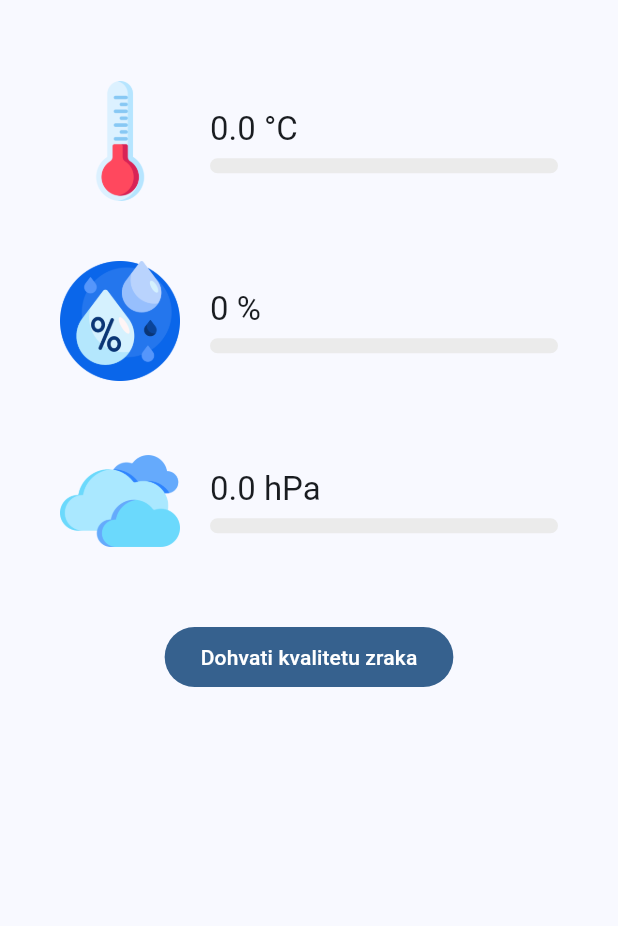
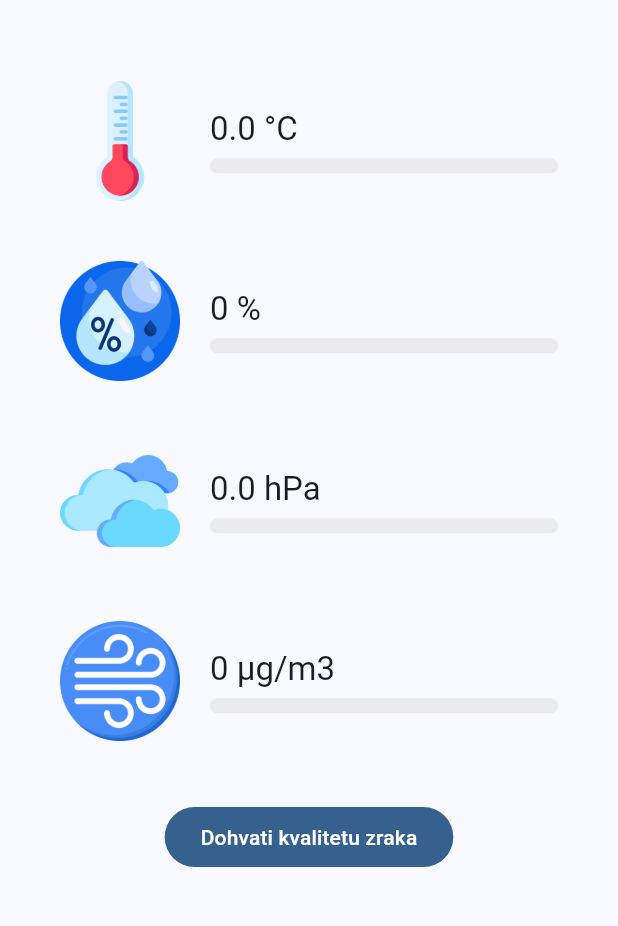
Before and after one commit to jmojzes21/Smart_Home, a Flutter app: the screen it shows after launch, on a phone screen of 412 x 824 dp, the part 63-989 px from its top. Run offline on Flutter 3.47's test engine with Material 3 defaults, Android fonts, the phone set to English and light mode, and no system bars.

Commit message:
Show pm25

```diff
--- a/air_quality_app/lib/logic/vm/home_page_view_model.dart
+++ b/air_quality_app/lib/logic/vm/home_page_view_model.dart
@@ -9,6 +9,7 @@ class HomePageViewModel extends ViewModel {
   double temperatureProgress = 0;
   double humidityProgress = 0;
   double pressureProgress = 0;
+  double pm25Progress = 0;
 
   HomePageViewModel({required this.aqService});
 
@@ -17,6 +18,7 @@ class HomePageViewModel extends ViewModel {
     temperatureProgress = _getProgress(airQuality.temperature, 0, 40);
     humidityProgress = _getProgress(airQuality.humidity, 0, 100);
     pressureProgress = _getProgress(airQuality.pressure, 990, 1020);
+    pm25Progress = _getProgress(airQuality.pm25.toDouble(), 0, 100);
     notifyListeners();
   }
 
--- a/air_quality_app/lib/pages/home_page.dart
+++ b/air_quality_app/lib/pages/home_page.dart
@@ -23,6 +23,7 @@ class HomePage extends StatelessWidget {
   }
 
   Widget buildBody(BuildContext context, HomePageViewModel model) {
+    var textTheme = Theme.of(context).textTheme;
     return SingleChildScrollView(
       child: Padding(
         padding: EdgeInsets.all(40),
@@ -32,26 +33,40 @@ class HomePage extends StatelessWidget {
             crossAxisAlignment: CrossAxisAlignment.center,
             spacing: 40,
             children: [
-              buildCard(
-                context,
-                image: 'assets/temperature_2944651.png',
-                text: '${model.airQuality.temperature.toStringAsFixed(1)} °C',
+              _Card(
+                image: getImage('assets/temperature_2944651.png'),
+                text: Text('${model.airQuality.temperature.toStringAsFixed(1)} °C', style: textTheme.titleLarge),
                 progress: model.temperatureProgress,
                 progressColor: Color(0xFFFF485D),
               ),
-              buildCard(
-                context,
-                image: 'assets/humidity_2903592.png',
-                text: '${model.airQuality.humidity.round()} %',
+              _Card(
+                image: getImage('assets/humidity_2903592.png'),
+                text: Text('${model.airQuality.humidity.round()} %', style: textTheme.titleLarge),
                 progress: model.humidityProgress,
                 progressColor: Color(0xFF0A64EA),
               ),
-              buildCard(
-                context,
-                image: 'assets/clouds_704845.png',
-                text: '${model.airQuality.pressure.toStringAsFixed(1)} hPa',
+              _Card(
+                image: getImage('assets/clouds_704845.png'),
+                text: Text('${model.airQuality.pressure.toStringAsFixed(1)} hPa', style: textTheme.titleLarge),
                 progress: model.pressureProgress,
                 progressColor: Color(0xFFFCCA05),
+              ),
+              _Card(
+                image: getImage('assets/wind_6347828.png'),
+                text: RichText(
+                  text: TextSpan(
+                    style: textTheme.titleLarge,
+                    children: [
+                      TextSpan(text: '${model.airQuality.pm25} µg/m'),
+                      TextSpan(
+                        text: '3',
+                        style: textTheme.titleLarge!.copyWith(fontFeatures: [FontFeature.superscripts()]),
+                      ),
+                    ],
+                  ),
+                ),
+                progress: model.pm25Progress,
+                progressColor: Color(0xFF0A64EA),
               ),
               FilledButton(
                 onPressed: () async {
@@ -73,24 +88,33 @@ class HomePage extends StatelessWidget {
     );
   }
 
-  Widget buildCard(
-    BuildContext context, {
-    required String image,
-    required String text,
-    required double progress,
-    required Color progressColor,
-  }) {
+  Widget getImage(String name) {
+    return Image.asset(name, width: 80, height: 80, filterQuality: FilterQuality.medium);
+  }
+}
+
+class _Card extends StatelessWidget {
+  final Widget image;
+  final Widget text;
+
+  final double progress;
+  final Color progressColor;
+
+  const _Card({required this.image, required this.text, required this.progress, required this.progressColor});
+
+  @override
+  Widget build(BuildContext context) {
     return Row(
       crossAxisAlignment: CrossAxisAlignment.center,
       children: [
-        Image.asset(image, width: 80, height: 80, filterQuality: FilterQuality.medium),
+        image,
         SizedBox(width: 20),
         Expanded(
           child: Column(
             mainAxisSize: MainAxisSize.min,
             crossAxisAlignment: CrossAxisAlignment.start,
             children: [
-              Text(text, style: Theme.of(context).textTheme.titleLarge),
+              text,
               SizedBox(height: 5),
               LinearProgressIndicator(
                 color: progressColor,
```
Also changed, not shown: air_quality_app/assets/wind_6347828.png (added).
